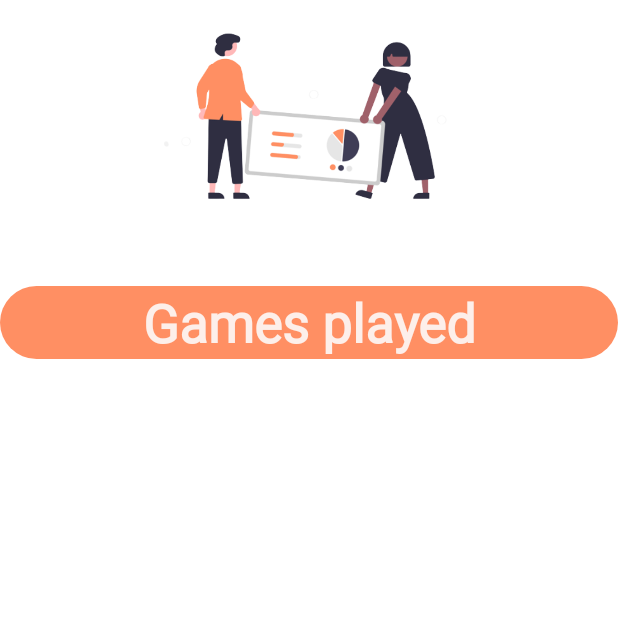
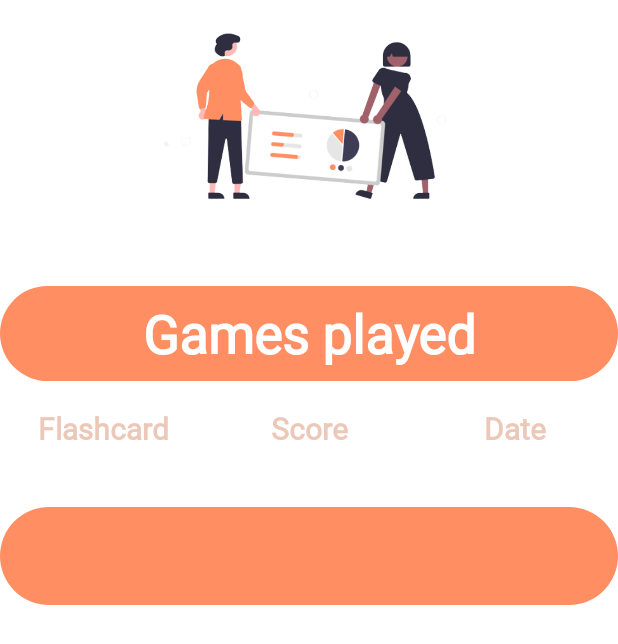
Before and after one commit to xAleksandrax/TalkTrainer, an Android app: the Statistics screen opened directly, with no data from a screen before it, on a phone screen of 412 x 824 dp. Shown: the top 644 px of the screen. Run offline under Robolectric (Android 15) with nearby library versions, the phone set to English and light mode, and no system bars; libraries missing offline, so code that uses them is left out: com.github.mikephil.charting.

Commit message:
fixes added

```diff
--- a/app/src/main/java/com/example/talktrainer/AddFlashcard.kt
+++ b/app/src/main/java/com/example/talktrainer/AddFlashcard.kt
@@ -127,6 +127,7 @@ class AddFlashcard : AppCompatActivity() {
                                                 val words = withContext(Dispatchers.IO) {
                                                     db.flashcardDao().getWordsForFlashcard(flashcard.id)
                                                 }
+                                                allWordsAndTranslations += "\n"
                                                 for (word in words) {
                                                     allWordsAndTranslations += "${word.word} - ${word.translation}\n"
                                                 }
--- a/app/src/main/java/com/example/talktrainer/FlashcardAdapter.kt
+++ b/app/src/main/java/com/example/talktrainer/FlashcardAdapter.kt
@@ -7,12 +7,17 @@ import android.view.ViewGroup
 import android.widget.TextView
 import androidx.core.content.ContextCompat
 import androidx.recyclerview.widget.RecyclerView
+import com.github.mikephil.charting.charts.PieChart
+import com.github.mikephil.charting.data.PieData
+import com.github.mikephil.charting.data.PieDataSet
+import com.github.mikephil.charting.data.PieEntry
 import java.text.SimpleDateFormat
 import java.util.*
 
 class FlashcardAdapter(private val cursor: Cursor) :
     RecyclerView.Adapter<FlashcardAdapter.FlashcardViewHolder>() {
     private val dateFormatter = SimpleDateFormat("dd.MM.yyyy HH:mm", Locale.getDefault())
+    private val categoryData = HashMap<String, Int>()
 
     class FlashcardViewHolder(itemView: View) : RecyclerView.ViewHolder(itemView) {
         val textViewFlashcard: TextView = itemView.findViewById(R.id.textViewFlashcard)
@@ -30,11 +35,12 @@ class FlashcardAdapter(private val cursor: Cursor) :
         cursor.moveToPosition(position)
         val flashcard = cursor.getString(cursor.getColumnIndexOrThrow(FlashcardDbHelper.COLUMN_NAME_FLASHCARD))
         val score = cursor.getInt(cursor.getColumnIndexOrThrow(FlashcardDbHelper.COLUMN_NAME_SCORE))
+        val maxScore = cursor.getInt(cursor.getColumnIndexOrThrow(FlashcardDbHelper.COLUMN_NAME_MAX_SCORE))
         val dateMillis = cursor.getLong(cursor.getColumnIndexOrThrow(FlashcardDbHelper.COLUMN_NAME_DATE))
         val date = dateFormatter.format(Date(dateMillis))
 
         holder.textViewFlashcard.text = flashcard
-        holder.textViewScore.text = score.toString()
+        holder.textViewScore.text = "${score}/${maxScore}"
         holder.textViewDate.text = date
 
         // Set different background colors for rows based on the position of the row
--- a/app/src/main/java/com/example/talktrainer/FlashcardDbHelper.kt
+++ b/app/src/main/java/com/example/talktrainer/FlashcardDbHelper.kt
@@ -13,6 +13,7 @@ class FlashcardDbHelper(context: Context) : SQLiteOpenHelper(context, DATABASE_N
         const val COLUMN_NAME_FLASHCARD = "flashcard_name"
         const val COLUMN_NAME_SCORE = "score"
         const val COLUMN_NAME_DATE = "date"
+        const val COLUMN_NAME_MAX_SCORE = "max_score"
     }
 
     override fun onCreate(db: SQLiteDatabase) {
@@ -20,7 +21,8 @@ class FlashcardDbHelper(context: Context) : SQLiteOpenHelper(context, DATABASE_N
                 "_id INTEGER PRIMARY KEY AUTOINCREMENT," +
                 "$COLUMN_NAME_FLASHCARD TEXT," +
                 "$COLUMN_NAME_SCORE INTEGER," +
-                "$COLUMN_NAME_DATE TEXT" +
+                "$COLUMN_NAME_DATE TEXT," +
+                "$COLUMN_NAME_MAX_SCORE INTEGER" +
                 ")"
         db.execSQL(createTable)
     }
--- a/app/src/main/java/com/example/talktrainer/Statistics.kt
+++ b/app/src/main/java/com/example/talktrainer/Statistics.kt
@@ -25,7 +25,22 @@ class Statistics : AppCompatActivity() {
 
         val adapter = FlashcardAdapter(cursor)
         recyclerViewData.adapter = adapter
+
+        val gameCounts = getGameCounts()
+        val gamesPlayedText = findViewById<TextView>(R.id.gamesPlayedText)
+        val stringBuilder = StringBuilder()
+        stringBuilder.append("\n")
+        for ((flashcardName, gameCount) in gameCounts) {
+            if(gameCount == 1){
+                stringBuilder.append("$flashcardName: $gameCount game played\n")
+            }
+            else{
+                stringBuilder.append("$flashcardName: $gameCount games played\n")
+            }
+        }
+        gamesPlayedText.text = stringBuilder.toString()
     }
+
 
     private fun readGameData(): Cursor {
         val dbHelper = FlashcardDbHelper(this)
@@ -35,7 +50,8 @@ class Statistics : AppCompatActivity() {
             BaseColumns._ID,
             FlashcardDbHelper.COLUMN_NAME_FLASHCARD,
             FlashcardDbHelper.COLUMN_NAME_SCORE,
-            FlashcardDbHelper.COLUMN_NAME_DATE
+            FlashcardDbHelper.COLUMN_NAME_DATE,
+            FlashcardDbHelper.COLUMN_NAME_MAX_SCORE
         )
 
         val sortOrder = "${FlashcardDbHelper.COLUMN_NAME_SCORE} DESC"
@@ -50,4 +66,33 @@ class Statistics : AppCompatActivity() {
             sortOrder
         )
     }
+
+    private fun getGameCounts(): Map<String, Int> {
+        val dbHelper = FlashcardDbHelper(this)
+        val db = dbHelper.readableDatabase
+
+        val projection = arrayOf(FlashcardDbHelper.COLUMN_NAME_FLASHCARD, "COUNT(*) AS count")
+        val groupBy = FlashcardDbHelper.COLUMN_NAME_FLASHCARD
+
+        val cursor = db.query(
+            FlashcardDbHelper.TABLE_NAME,
+            projection,
+            null,
+            null,
+            groupBy,
+            null,
+            null
+        )
+
+        val gameCounts = mutableMapOf<String, Int>()
+        while (cursor.moveToNext()) {
+            val flashcardName = cursor.getString(cursor.getColumnIndexOrThrow(FlashcardDbHelper.COLUMN_NAME_FLASHCARD))
+            val count = cursor.getInt(cursor.getColumnIndexOrThrow("count"))
+            gameCounts[flashcardName] = count
+        }
+        cursor.close()
+
+        return gameCounts
+    }
+
 }
--- a/app/src/main/java/com/example/talktrainer/Study.kt
+++ b/app/src/main/java/com/example/talktrainer/Study.kt
@@ -94,7 +94,8 @@ class Study : AppCompatActivity() {
                 if (sourceText.isEmpty()) {
                     Toast.makeText(this, "Add translation", Toast.LENGTH_SHORT).show()
                 } else {
-                    if (sourceText == correctTranslation) {
+                    if (correctTranslation != null) {
+                        if (sourceText.lowercase() == correctTranslation.lowercase()) {
                             translation.backgroundTintList = colorStateList1
 
                             score++
@@ -110,6 +111,7 @@ class Study : AppCompatActivity() {
                                 setContentView(R.layout.activity_study)
                                 learn()
                             }, 2000)
+                        }
                     }
                 }
             }
--- a/app/src/main/res/layout/activity_statistics.xml
+++ b/app/src/main/res/layout/activity_statistics.xml
@@ -28,20 +28,75 @@
                 android:layout_height="wrap_content"
                 android:text="Games played"
                 android:textAlignment="center"
-                android:textColor="#FDEFEA"
+                android:textColor="@color/white"
                 android:textSize="35sp"
+                android:padding="8dp"
                 android:textStyle="bold"
                 android:layout_marginTop="35dp"
                 android:fontFamily="@font/mainfont"
                 android:background="@drawable/radius3"/>
+
+            <LinearLayout
+                android:layout_width="match_parent"
+                android:layout_height="wrap_content"
+                android:orientation="horizontal"
+                android:layout_marginTop="10dp">
+
+                <TextView
+                    android:layout_width="0dp"
+                    android:layout_height="wrap_content"
+                    android:layout_weight="1"
+                    android:text="Flashcard"
+                    android:textSize="20sp"
+                    android:fontFamily="@font/mainfont"
+                    android:textAlignment="center"
+                    android:textStyle="bold"
+                    android:textColor="@color/postMain"
+                    android:padding="8dp" />
+
+                <TextView
+                    android:layout_width="0dp"
+                    android:layout_height="wrap_content"
+                    android:layout_weight="1"
+                    android:text="Score"
+                    android:textSize="20sp"
+                    android:fontFamily="@font/mainfont"
+                    android:textAlignment="center"
+                    android:textStyle="bold"
+                    android:textColor="@color/postMain"
+                    android:padding="8dp" />
+
+                <TextView
+                    android:layout_width="0dp"
+                    android:layout_height="wrap_content"
+                    android:layout_weight="1"
+                    android:text="Date"
+                    android:textSize="20sp"
+                    android:fontFamily="@font/mainfont"
+                    android:textAlignment="center"
+                    android:textStyle="bold"
+                    android:textColor="@color/postMain"
+                    android:padding="8dp" />
+            </LinearLayout>
 
             <androidx.recyclerview.widget.RecyclerView
                 android:id="@+id/recyclerViewData"
                 android:layout_width="match_parent"
                 android:layout_height="match_parent"
                 android:layout_below="@id/photo1"
-                android:layout_marginTop="20dp"/>
+                android:layout_marginTop="15dp"/>
 
+            <TextView
+                android:id="@+id/gamesPlayedText"
+                android:layout_width="match_parent"
+                android:layout_height="wrap_content"
+                android:textSize="25sp"
+                android:textColor="@color/white"
+                android:layout_marginTop="15dp"
+                android:textAlignment="center"
+                android:textStyle="bold"
+                android:fontFamily="@font/mainfont"
+                android:background="@drawable/radius3"/>
         </LinearLayout>
     </ScrollView>
 </RelativeLayout>
--- a/settings.gradle
+++ b/settings.gradle
@@ -10,6 +10,7 @@ dependencyResolutionManagement {
     repositories {
         google()
         mavenCentral()
+        maven { url 'https://jitpack.io' }
     }
 }
 rootProject.name = "TalkTrainer"
```
Also changed, not shown: app/build.gradle (+4 -6 lines), app/src/main/java/com/example/talktrainer/Play.kt (+13 -2 lines), app/src/main/res/drawable/radius4.xml (added, +12 -0 lines), app/src/main/res/layout/row_flashcard.xml (+10 -1 lines). Lines whose indentation alone changed are shown as unchanged.
